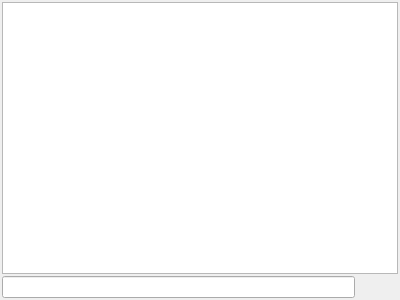
First picture: the form in application/GUI/Chat/RoomsDock.ui, repository Ummon/D-LAN, before the edit.
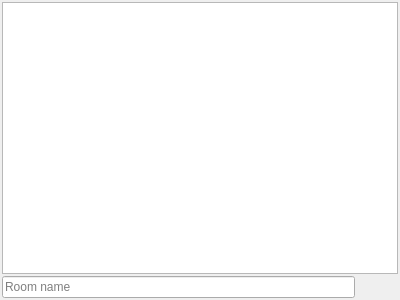
Second picture: the form after the edit. Icons and pictures are not drawn.

Patch:
```diff
--- a/application/GUI/Chat/RoomsDock.ui
+++ b/application/GUI/Chat/RoomsDock.ui
@@ -46,6 +46,9 @@
         <property name="maxLength">
          <number>255</number>
         </property>
+        <property name="placeholderText">
+         <string>Room name</string>
+        </property>
        </widget>
       </item>
       <item>
```
